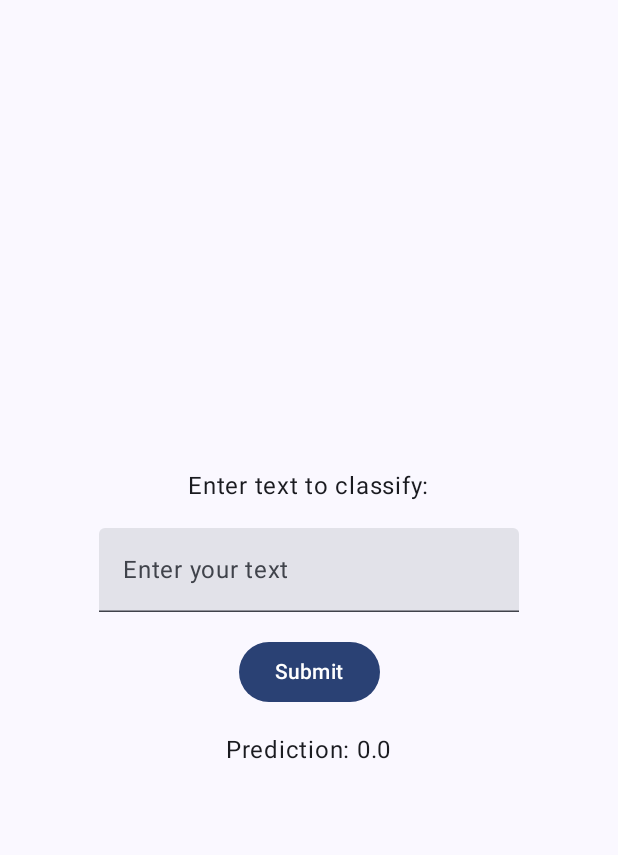
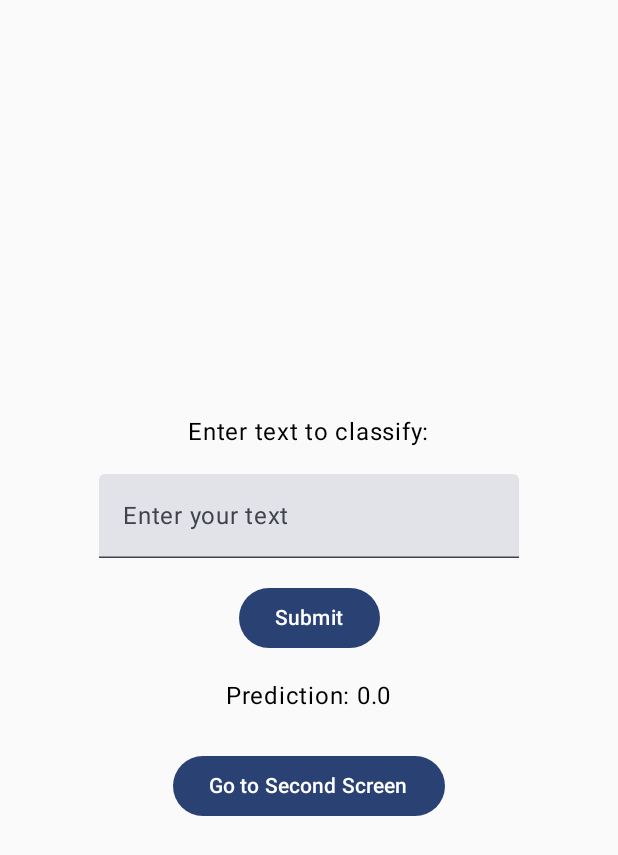
Before and after one commit to ading2705/Spidey-Sense, an Android app built with Jetpack Compose: the screen it shows after launch (MainActivity), after a tap on "Submit", on a phone screen of 412 x 824 dp. Shown: the top 855 px of the screen. Run offline under Robolectric (Android 15) with nearby library versions, the phone set to English and light mode, and no system bars.

Commit message:
the model started counting, but we have 2 pages now!

```diff
--- a/app/build.gradle.kts
+++ b/app/build.gradle.kts
@@ -50,6 +50,7 @@ dependencies {
     implementation(libs.androidx.ui.tooling.preview)
     implementation(libs.androidx.material3)
     implementation ("org.tensorflow:tensorflow-lite:2.9.0")
+    implementation("androidx.navigation:navigation-compose:2.7.6")
 
     testImplementation(libs.junit)
     androidTestImplementation(libs.androidx.junit)
--- a/app/src/main/java/com/example/myapplication/MainActivity.kt
+++ b/app/src/main/java/com/example/myapplication/MainActivity.kt
@@ -5,70 +5,67 @@ import android.widget.Toast
 import androidx.activity.ComponentActivity
 import androidx.activity.compose.setContent
 import androidx.activity.enableEdgeToEdge
-import androidx.compose.foundation.layout.Arrangement
-import androidx.compose.foundation.layout.Column
-import androidx.compose.foundation.layout.fillMaxSize
-import androidx.compose.foundation.layout.padding
-import androidx.compose.material3.Button
-import androidx.compose.material3.Scaffold
-import androidx.compose.material3.Text
-import androidx.compose.material3.TextField
-import androidx.compose.runtime.Composable
-import androidx.compose.runtime.mutableStateOf
-import androidx.compose.runtime.remember
+import androidx.compose.foundation.layout.*
+import androidx.compose.material3.*
+import androidx.compose.runtime.*
 import androidx.compose.ui.Alignment
 import androidx.compose.ui.Modifier
 import androidx.compose.ui.platform.LocalContext
 import androidx.compose.ui.tooling.preview.Preview
 import androidx.compose.ui.unit.dp
+import androidx.navigation.NavController
+import androidx.navigation.compose.*
 import com.example.myapplication.ui.theme.MyApplicationTheme
 
+// Define screen routes using a sealed class
+sealed class Screen(val route: String) {
+    object Home : Screen("home")
+    object Second : Screen("second")
+}
+
 class MainActivity : ComponentActivity() {
-    private lateinit var tfLiteHelper: TFLiteHelper
-
     override fun onCreate(savedInstanceState: Bundle?) {
         super.onCreate(savedInstanceState)
         enableEdgeToEdge()
 
-        // Initialize TFLiteHelper
-        tfLiteHelper = TFLiteHelper(this)
-
         setContent {
             MyApplicationTheme {
-                Scaffold(modifier = Modifier.fillMaxSize()) { innerPadding ->
-                    Column(
-                        modifier = Modifier
-                            .fillMaxSize()
-                            .padding(innerPadding),
-                        verticalArrangement = Arrangement.Center,
-                        horizontalAlignment = Alignment.CenterHorizontally
-                    ) {
-                        Greeting(
-                            modifier = Modifier.padding(innerPadding),
-                            tfLiteHelper = tfLiteHelper
-                        )
-                    }
-                }
+                AppNavigation()
             }
         }
     }
 }
 
+// Navigation setup
 @Composable
-fun Greeting(modifier: Modifier = Modifier, tfLiteHelper: TFLiteHelper) {
+fun AppNavigation() {
+    val navController = rememberNavController()
+
+    NavHost(navController = navController, startDestination = Screen.Home.route) {
+        composable(Screen.Home.route) {
+            HomeScreen(navController)
+        }
+        composable(Screen.Second.route) {
+            SecondScreen(navController)
+        }
+    }
+}
+
+// Home Screen
+@Composable
+fun HomeScreen(navController: NavController) {
     val context = LocalContext.current
-    val textState = remember { mutableStateOf("") } // State to hold the text input
-    val predictionState = remember { mutableStateOf("") } // State for prediction result
+    val textState = remember { mutableStateOf("") }
+    val predictionState = remember { mutableStateOf("") }
 
     Column(
-        modifier = modifier.padding(16.dp),
+        modifier = Modifier
+            .fillMaxSize()
+            .padding(16.dp),
         verticalArrangement = Arrangement.Center,
         horizontalAlignment = Alignment.CenterHorizontally
     ) {
-        Text(
-            text = "Enter text to classify:",
-            modifier = Modifier.padding(bottom = 16.dp)
-        )
+        Text("Enter text to classify:", modifier = Modifier.padding(bottom = 16.dp))
         TextField(
             value = textState.value,
             onValueChange = { newText -> textState.value = newText },
@@ -77,39 +74,60 @@ fun Greeting(modifier: Modifier = Modifier, tfLiteHelper: TFLiteHelper) {
         )
         Button(onClick = {
             try {
-                // Convert input to a FloatArray (example: using text length as a float)
-                val input = arrayOf(floatArrayOf(textState.value.length.toFloat()))  // Adjust input preprocessing if needed
-
-                // Call the model prediction
-                val result = tfLiteHelper.predict(input)
-                predictionState.value = "Prediction: $result"
-                Toast.makeText(context, "Prediction: $result", Toast.LENGTH_SHORT).show()
-
-
+                val input = arrayOf(floatArrayOf(textState.value.length.toFloat()))
+                predictionState.value = "Prediction: ${input[0][0]}"
+                Toast.makeText(context, "Prediction: ${input[0][0]}", Toast.LENGTH_SHORT).show()
             } catch (e: Exception) {
-                // Catch any exceptions and display an error message
                 predictionState.value = "Error: ${e.message}"
                 Toast.makeText(context, "Error: ${e.message}", Toast.LENGTH_SHORT).show()
             }
-
-            // Reset the input field
             textState.value = ""
         }) {
             Text("Submit")
         }
 
-        Text(
-            text = predictionState.value,
-            modifier = Modifier.padding(top = 16.dp)
-        )
+        Text(predictionState.value, modifier = Modifier.padding(top = 16.dp))
+
+        Spacer(modifier = Modifier.height(24.dp))
+
+        Button(onClick = { navController.navigate(Screen.Second.route) }) {
+            Text("Go to Second Screen")
+        }
     }
 }
 
+// Second Screen
+@Composable
+fun SecondScreen(navController: NavController) {
+    Column(
+        modifier = Modifier
+            .fillMaxSize()
+            .padding(16.dp),
+        verticalArrangement = Arrangement.Center,
+        horizontalAlignment = Alignment.CenterHorizontally
+    ) {
+        Text("Welcome to the Second Screen!", modifier = Modifier.padding(bottom = 16.dp))
 
+        Button(onClick = { navController.popBackStack() }) {
+            Text("Go Back")
+        }
+    }
+}
+
+// Preview for HomeScreen
 @Preview(showBackground = true)
 @Composable
-fun GreetingPreview() {
+fun HomeScreenPreview() {
     MyApplicationTheme {
-        Greeting(tfLiteHelper = TFLiteHelper(LocalContext.current))
+        HomeScreen(navController = rememberNavController())
     }
 }
+
+// Preview for SecondScreen
+@Preview(showBackground = true)
+@Composable
+fun SecondScreenPreview() {
+    MyApplicationTheme {
+        SecondScreen(navController = rememberNavController())
+    }
+}
```
